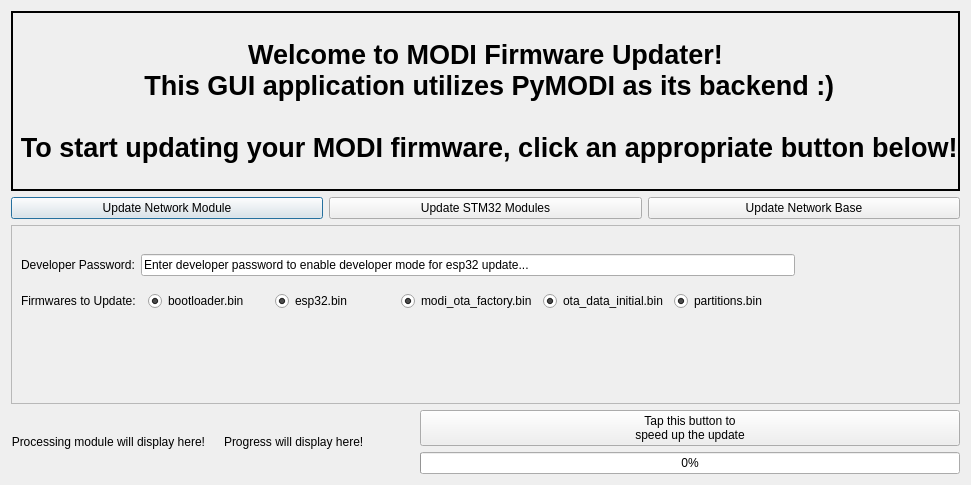
LUXROBO/pymodi, file modi/assets/modi_firmware_updater.ui: the form before one commit.
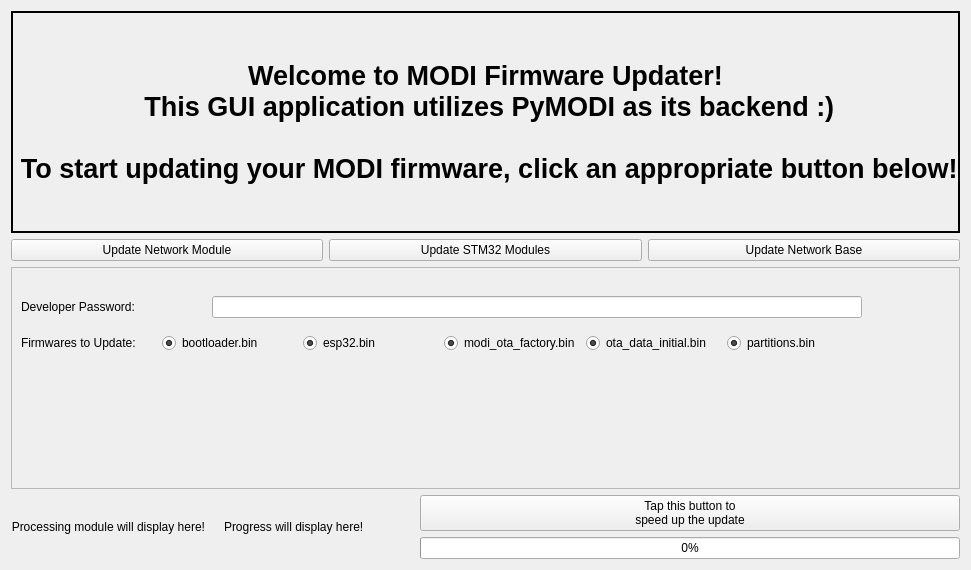
The form after the commit. Icons and pictures are not drawn.

Commit message: Add keyPressEventHandler for enabling developer mode

Patch:
```diff
--- a/modi/assets/modi_firmware_updater.ui
+++ b/modi/assets/modi_firmware_updater.ui
@@ -6,8 +6,8 @@
    <rect>
     <x>0</x>
     <y>0</y>
-    <width>798</width>
-    <height>485</height>
+    <width>920</width>
+    <height>570</height>
    </rect>
   </property>
   <property name="windowTitle">
@@ -22,12 +22,12 @@
      <property name="frameShadow">
       <enum>QFrame::Raised</enum>
      </property>
-     <widget class="QWidget" name="">
+     <widget class="QWidget" name="layoutWidget">
       <property name="geometry">
        <rect>
         <x>10</x>
         <y>20</y>
-        <width>774</width>
+        <width>841</width>
         <height>77</height>
        </rect>
       </property>
@@ -49,8 +49,29 @@
          </item>
          <item>
           <widget class="QLineEdit" name="password_field">
+           <property name="sizePolicy">
+            <sizepolicy hsizetype="Minimum" vsizetype="Fixed">
+             <horstretch>0</horstretch>
+             <verstretch>0</verstretch>
+            </sizepolicy>
+           </property>
+           <property name="minimumSize">
+            <size>
+             <width>650</width>
+             <height>0</height>
+            </size>
+           </property>
            <property name="text">
-            <string>Enter developer password to enable developer mode for esp32 update...</string>
+            <string/>
+           </property>
+           <property name="maxLength">
+            <number>300</number>
+           </property>
+           <property name="readOnly">
+            <bool>false</bool>
+           </property>
+           <property name="clearButtonEnabled">
+            <bool>false</bool>
            </property>
           </widget>
          </item>
@@ -181,6 +202,9 @@
     <layout class="QHBoxLayout" name="horizontalLayout">
      <item>
       <widget class="QPushButton" name="update_network_esp32">
+       <property name="focusPolicy">
+        <enum>Qt::NoFocus</enum>
+       </property>
        <property name="text">
         <string>Update Network Module</string>
        </property>
@@ -198,6 +222,9 @@
      </item>
      <item>
       <widget class="QPushButton" name="update_stm32_modules">
+       <property name="focusPolicy">
+        <enum>Qt::NoFocus</enum>
+       </property>
        <property name="text">
         <string>Update STM32 Modules</string>
        </property>
@@ -215,6 +242,9 @@
      </item>
      <item>
       <widget class="QPushButton" name="update_network_stm32">
+       <property name="focusPolicy">
+        <enum>Qt::NoFocus</enum>
+       </property>
        <property name="text">
         <string>Update Network Base</string>
        </property>
@@ -290,6 +320,9 @@
       <layout class="QVBoxLayout" name="verticalLayout">
        <item>
         <widget class="QPushButton" name="push_button">
+         <property name="focusPolicy">
+          <enum>Qt::NoFocus</enum>
+         </property>
          <property name="text">
           <string>Tap this button to 
 speed up the update</string>
```
The commit also changes 1 other file.
